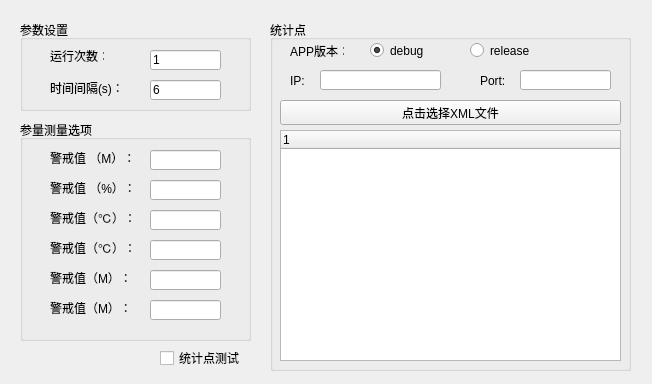
First picture: the form in src/princekin/ui/setting/replaysetup.ui, repository chorushe/princekin, before the edit.
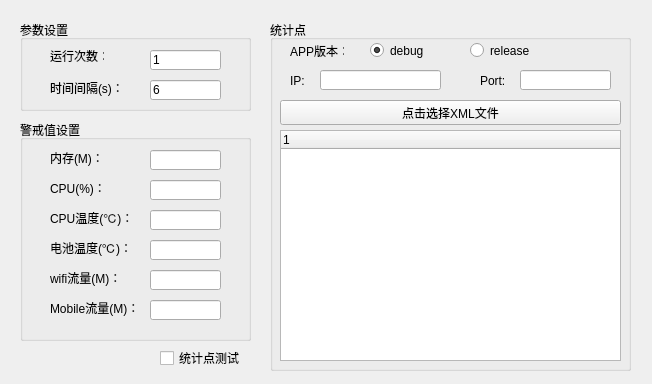
Second picture: the form after the edit.

Patch:
```diff
--- a/src/princekin/ui/setting/replaysetup.ui
+++ b/src/princekin/ui/setting/replaysetup.ui
@@ -23,7 +23,7 @@
     </rect>
    </property>
    <property name="title">
-    <string>参量测量选项</string>
+    <string>警戒值设置</string>
    </property>
    <widget class="QLabel" name="label_3">
     <property name="geometry">
@@ -35,7 +35,7 @@
      </rect>
     </property>
     <property name="text">
-     <string>警戒值 （M）：</string>
+     <string>内存(M)：</string>
     </property>
    </widget>
    <widget class="QLineEdit" name="memLineEdit">
@@ -68,7 +68,7 @@
      </rect>
     </property>
     <property name="text">
-     <string>警戒值 （%）：</string>
+     <string>CPU(%)：</string>
     </property>
    </widget>
    <widget class="QLineEdit" name="batteryLineEdit">
@@ -91,7 +91,7 @@
      </rect>
     </property>
     <property name="text">
-     <string>警戒值（℃）：</string>
+     <string>CPU温度(℃)：</string>
     </property>
    </widget>
    <widget class="QLineEdit" name="cpuTempLineEdit">
@@ -114,7 +114,7 @@
      </rect>
     </property>
     <property name="text">
-     <string>警戒值（℃）：</string>
+     <string>电池温度(℃)：</string>
     </property>
    </widget>
    <widget class="QLabel" name="wifiLabel">
@@ -127,7 +127,7 @@
      </rect>
     </property>
     <property name="text">
-     <string>警戒值（M）：</string>
+     <string>wifi流量(M)：</string>
     </property>
    </widget>
    <widget class="QLineEdit" name="mobileLineEdit">
@@ -145,12 +145,12 @@
      <rect>
       <x>30</x>
       <y>180</y>
-      <width>81</width>
+      <width>111</width>
       <height>16</height>
      </rect>
     </property>
     <property name="text">
-     <string>警戒值（M）：</string>
+     <string>Mobile流量(M)：</string>
     </property>
    </widget>
    <widget class="QLineEdit" name="wifiLineEdit">
```
